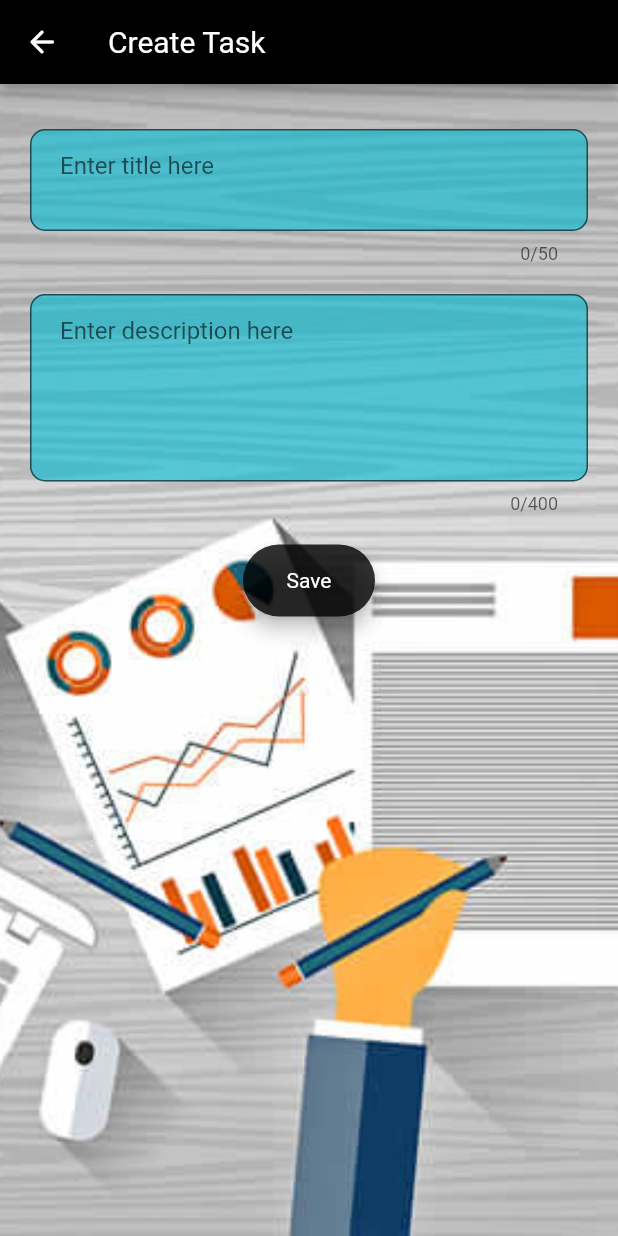
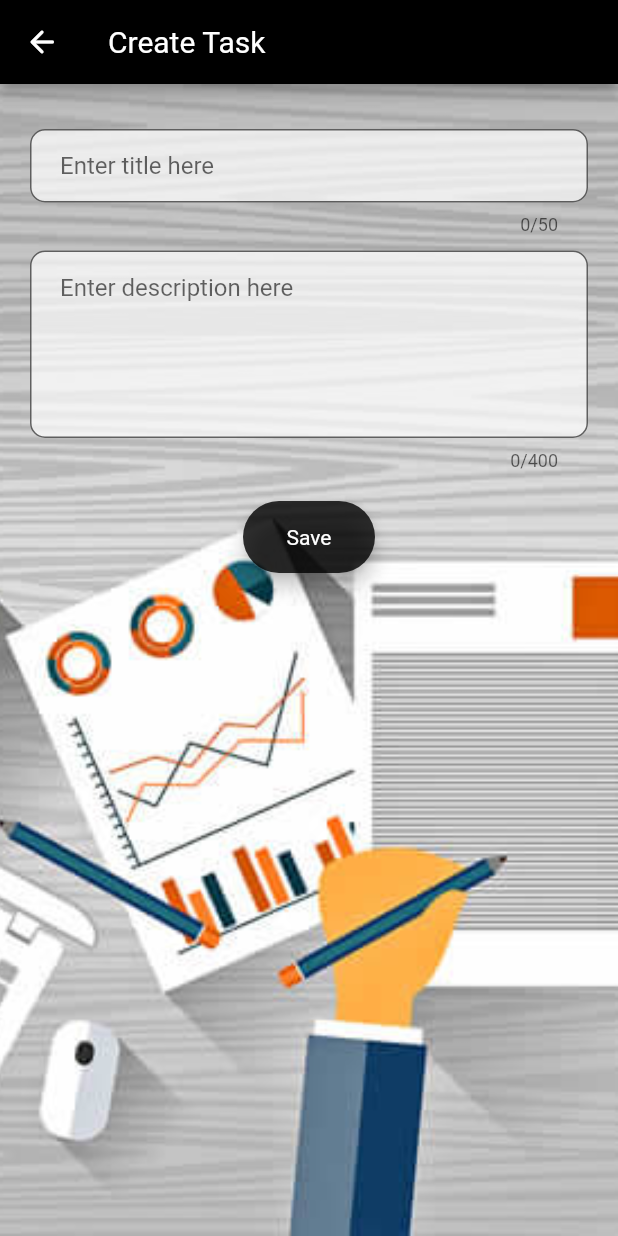
Before and after one commit to hemaka1999/ToDo-Mobile-App, a Flutter app: the screen it shows after launch, after a tap on "New Task", on a phone screen of 412 x 824 dp. Run offline on Flutter 3.47's test engine with Material 2 defaults, Android fonts, the phone set to English and light mode, and no system bars; our stand-ins replace sqflite; accounts and stored records are empty.

Commit message:
UI update

```diff
--- a/lib/screen/add_update_screen.dart
+++ b/lib/screen/add_update_screen.dart
@@ -50,14 +50,14 @@ class _AddUpdateScreenState extends State<AddUpdateScreen> {
     final titleField = TextFormField(
       controller: titleEditingController,
       keyboardType: TextInputType.text,
-      minLines: 2,
+      minLines: 1,
       maxLines: null,
       maxLength: 50,
       textCapitalization: TextCapitalization.sentences,
       decoration: InputDecoration(
           hintText: 'Enter title here',
           filled: true,
-          fillColor: Colors.cyan.withOpacity(0.6),
+          fillColor: Colors.white.withOpacity(0.7),
           border: OutlineInputBorder(borderRadius: BorderRadius.circular(10)),
           contentPadding: const EdgeInsets.fromLTRB(20, 15, 20, 15)),
       validator: (value) {
@@ -82,7 +82,7 @@ class _AddUpdateScreenState extends State<AddUpdateScreen> {
       decoration: InputDecoration(
           hintText: 'Enter description here',
           filled: true,
-          fillColor: Colors.cyan.withOpacity(0.6),
+          fillColor: Colors.white.withOpacity(0.7),
           border: OutlineInputBorder(borderRadius: BorderRadius.circular(10)),
           contentPadding: const EdgeInsets.fromLTRB(20, 15, 20, 15)),
       // validator: (value) {
@@ -174,7 +174,7 @@ class _AddUpdateScreenState extends State<AddUpdateScreen> {
                   //title textFormField
                   titleField,
                   const SizedBox(
-                    height: 20,
+                    height: 10,
                   ),
                   //description textFormField
                   descField,
--- a/lib/screen/home_screen.dart
+++ b/lib/screen/home_screen.dart
@@ -36,11 +36,14 @@ class _HomeScreenState extends State<HomeScreen> {
           backgroundColor: Colors.black,
         ),
         body: Container(
+          width: MediaQuery.of(context).size.height,
+          //height: MediaQuery.of(context).size.width,
           decoration: const BoxDecoration(
             image: DecorationImage(
               image: AssetImage(
-                  "assets/images/bck.jpg"), //home screen background image
+                  "assets/images/bck.jpg"), //home screen// background image
               fit: BoxFit.cover,
+
             ),
           ),
           child: Column(
@@ -55,7 +58,14 @@ class _HomeScreenState extends State<HomeScreen> {
                     );
                   } else if (snapshot.data!.length == 0) {
                     return const Center(
-                      child: Text('No Tasks Found'),
+                      child: Text('No Tasks Found',
+                        style: TextStyle(
+                          fontFamily: 'Roboto',
+                          fontSize: 18,
+                          fontWeight: FontWeight.bold,
+                        ),
+
+                      ),
                     );
                   } else {
                     return ListView.builder(
@@ -76,7 +86,7 @@ class _HomeScreenState extends State<HomeScreen> {
                           margin: const EdgeInsets.all(10),
                           decoration: BoxDecoration(
                               borderRadius: BorderRadius.circular(10),
-                              color: Colors.cyan.withOpacity(0.7),
+                              color: Colors.white.withOpacity(0.7),
                               boxShadow: [
                                 const BoxShadow(
                                     color: Colors.black54,
--- a/lib/screen/spalsh_screen.dart
+++ b/lib/screen/spalsh_screen.dart
@@ -32,10 +32,10 @@ class _SplashScreenState extends State<SplashScreen> {
       body: Center(
         child: Column(
           mainAxisAlignment: MainAxisAlignment.center,
+          crossAxisAlignment: CrossAxisAlignment.center,
           children: <Widget>[
             Container(
-              width: 200,
-              height: 200,
+              width: MediaQuery.of(context).size.width,
               child: Image.asset(
                   'assets/images/splash_screen.png'), //splash screen image
             ), //
```
Also changed, not shown: assets/gif/demo.gif (deleted), assets/gif/demo1.gif (added), assets/images/bck.jpg.
